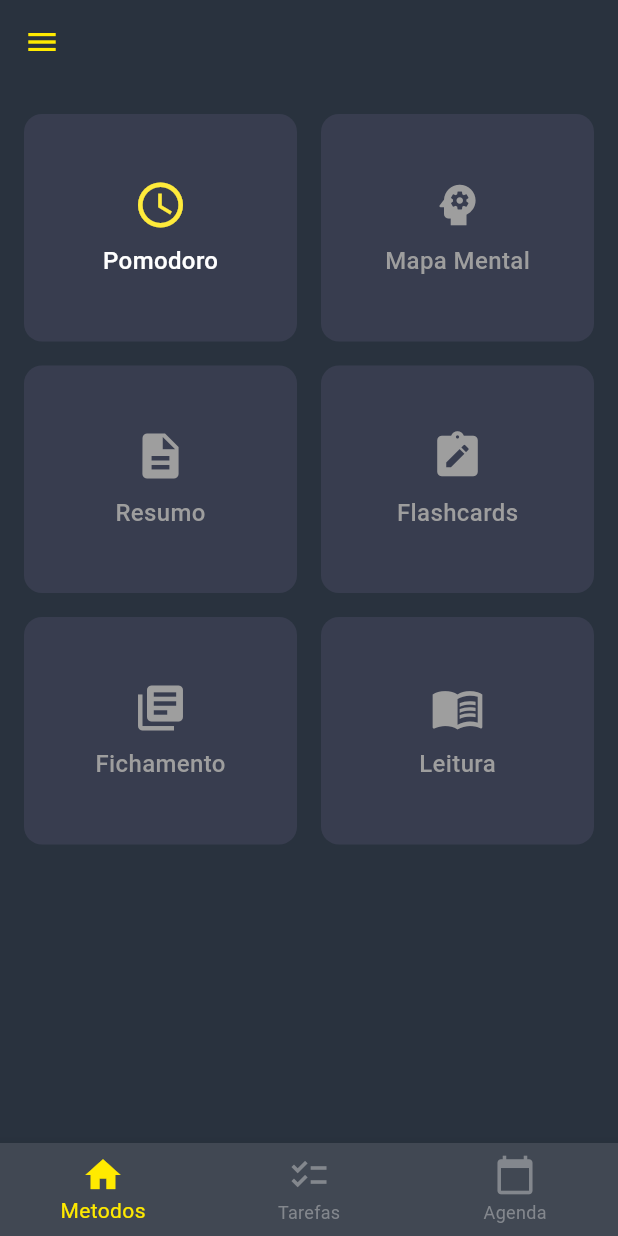
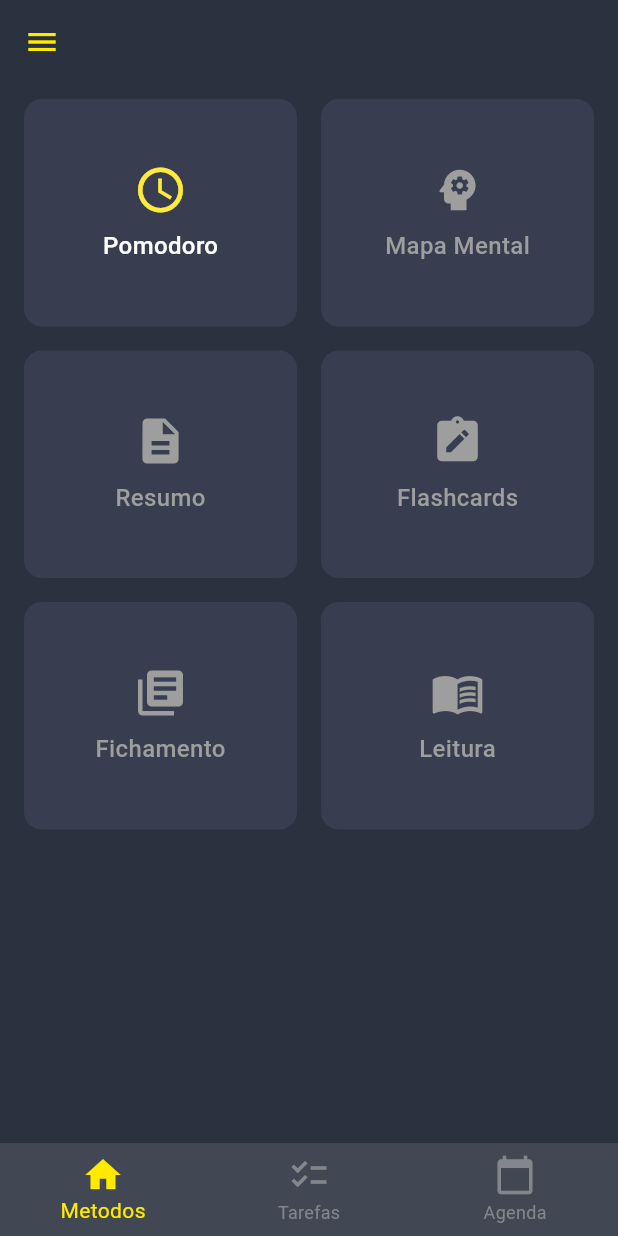
Before and after one commit to Kevengrf/Illumina, a Flutter app: the screen it shows after launch, after a tap on "Entrar", on a phone screen of 412 x 824 dp. Run offline on Flutter 3.47's test engine with Material 3 defaults, Android fonts, the phone set to English and light mode, and no system bars; our stand-ins replace date_picker_timeline, parse_server_sdk_flutter, table_calendar; network calls fail.

Commit message:
correção de rotas. add padding na tela de metodos de estudos

```diff
--- a/lib/main.dart
+++ b/lib/main.dart
@@ -1,4 +1,5 @@
 import 'package:flutter/material.dart';
+import 'package:flutter_application_illumina/screens/cadastro/cadastro.dart';
 import 'package:flutter_application_illumina/screens/login/login.dart';
 import 'package:flutter_application_illumina/screens/pomodoro/pomodoro.dart';
 import 'package:flutter_localizations/flutter_localizations.dart';
@@ -44,6 +45,7 @@ class MyApp extends StatelessWidget {
         '/': (context) => const Login(),
         '/appbody': (context) => const AppBody(),
         '/pomodoro': (context) => const Pomodoro(),
+        '/cadastro': (context) => Cadastro(),
       },
     );
   }
--- a/lib/screens/login/Login.dart
+++ b/lib/screens/login/Login.dart
@@ -98,7 +98,9 @@ class LoginState extends State<Login> {
                         style: TextStyle(color: Colors.white),
                       ),
                       TextButton(
-                        onPressed: () {},
+                        onPressed: () {
+                          Navigator.pushNamed(context, '/cadastro');
+                        },
                         child: const Text(
                           'Crie uma',
                           style: TextStyle(color: Colors.yellow),
--- a/lib/screens/metodosEstudos.dart
+++ b/lib/screens/metodosEstudos.dart
@@ -41,12 +41,11 @@ class _MetodosEstudosState extends State<MetodosEstudos> {
   @override
   Widget build(BuildContext context) {
     return Scaffold(
-      body: Padding(
-        padding: const EdgeInsets.symmetric(horizontal: 16.0),
+      body: Container(
+        padding: const EdgeInsets.symmetric(horizontal: 16.0, vertical: 10),
         child: Column(
           crossAxisAlignment: CrossAxisAlignment.start,
           children: [
-            const SizedBox(height: 20),
             Expanded(
               child: GridView.count(
                 crossAxisCount: 2,
@@ -97,6 +96,7 @@ class _MetodosEstudosState extends State<MetodosEstudos> {
                     iconColor: Colors.red,
                     onPressed: null,
                     isEnabled: false,
+
                   ),
                 ],
               ),
```
Also changed, not shown: lib/screens/cadastro/cadastro.dart (+5 -5 lines).
